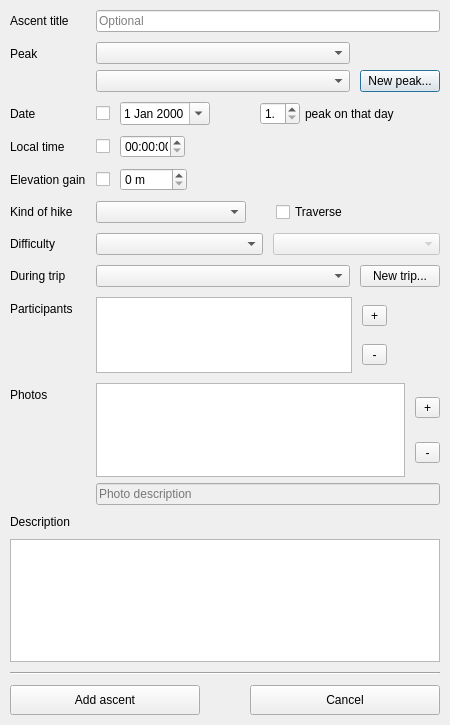
Old version of the form src/ui/ascent_dialog.ui in the repository svetter/pal.
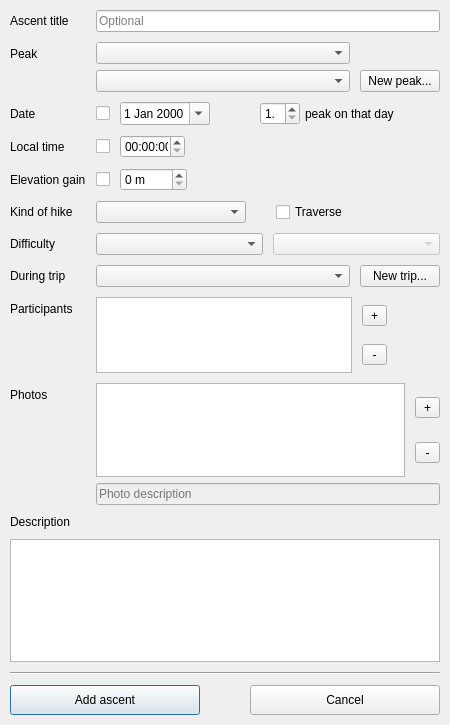
New version of the form. Icons and pictures are not drawn.

Commit message: Set default focus on ok buttons in item dialogs

Patch:
```diff
--- a/src/ui/ascent_dialog.ui
+++ b/src/ui/ascent_dialog.ui
@@ -801,6 +801,9 @@
        <property name="text">
         <string>Add ascent</string>
        </property>
+       <property name="default">
+        <bool>true</bool>
+       </property>
       </widget>
      </item>
      <item>
```
The commit also changes 9 other files.
